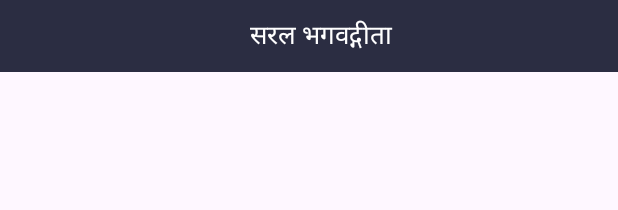
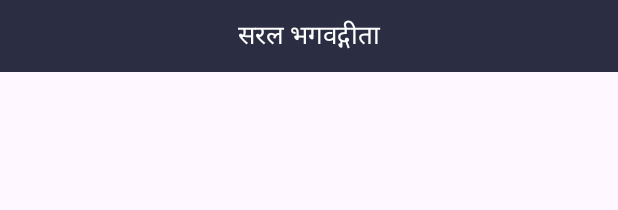
Before and after one commit to vinodpatildev/bhagavad-gita, an Android app: the layout custom_toolbar.xml on its own in the app's theme, with its tools: preview values and no code run, on a phone screen of 412 x 824 dp. Shown: the top 210 px of the screen. Run offline under Robolectric (Android 15) with nearby library versions, the phone set to English and light mode, and no system bars.

Commit message:
Toolbar title margins edited.
Signed-off-by: Vinod Patil <61724808+vinodpatildev@users.noreply.github.com>

```diff
--- a/app/src/main/res/layout/custom_toolbar.xml
+++ b/app/src/main/res/layout/custom_toolbar.xml
@@ -35,7 +35,7 @@
                 tools:text="@string/app_name"
                 android:fontFamily="@font/inknut_antiqua_regular"
                 android:textColor="@color/white"
-                android:textAlignment="center"
+                android:layout_marginEnd="16dp"
                 />
         </androidx.appcompat.widget.Toolbar>
 
```
